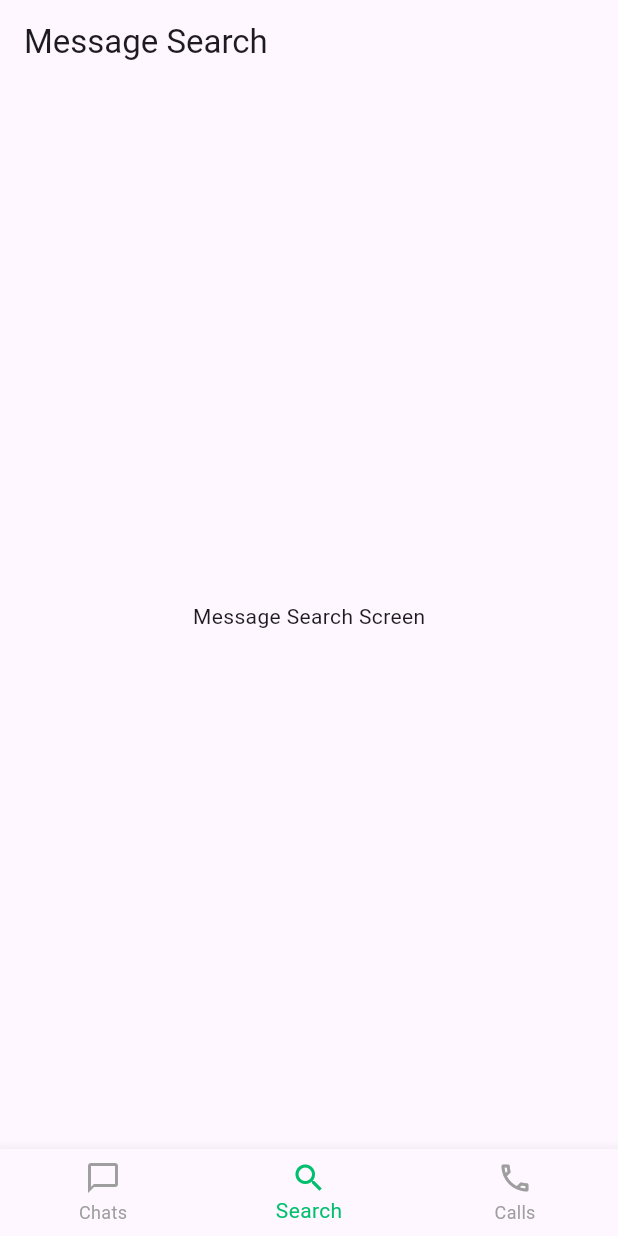
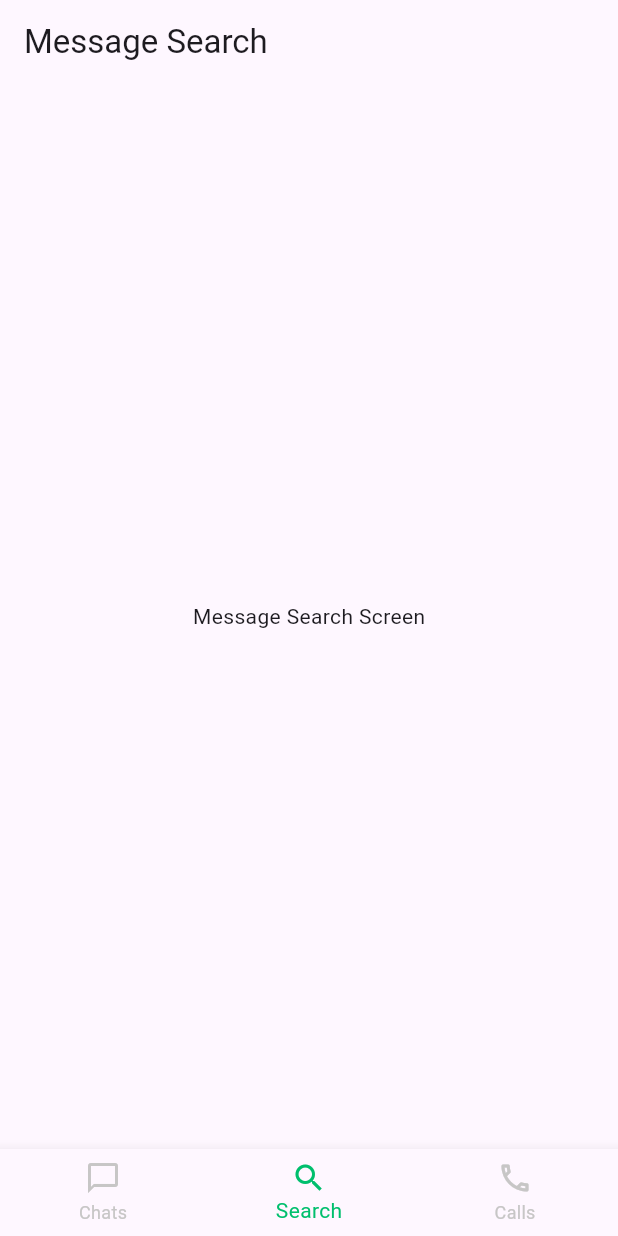
Before and after one commit to tikaputri12/pratikum_kelompok_tiga, a Flutter app: the MainScreen screen opened directly, item 2 of the bottom bar chosen, on a phone screen of 412 x 824 dp. Run offline on Flutter 3.47's test engine with Material 3 defaults, Android fonts, the phone set to English and light mode, and no system bars.

Commit message:
Update main.dart

```diff
--- a/lib/main.dart
+++ b/lib/main.dart
@@ -371,7 +371,7 @@ class _MainScreenState extends State<MainScreen> {
         currentIndex: _selectedIndex,
         onTap: _onItemTapped,
         selectedItemColor: const Color(0xFF00BF6D),
-        unselectedItemColor: Colors.grey,
+        unselectedItemColor: const Color.fromARGB(255, 199, 198, 198),
         type: BottomNavigationBarType.fixed,
         items: const [
           BottomNavigationBarItem(
```
